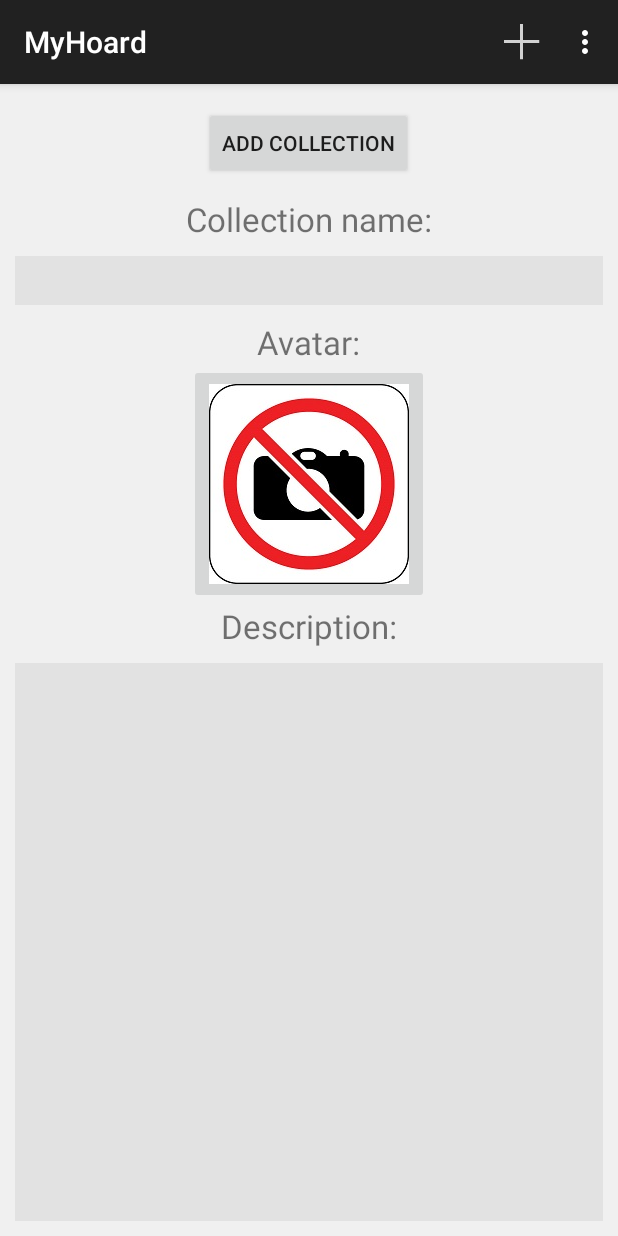
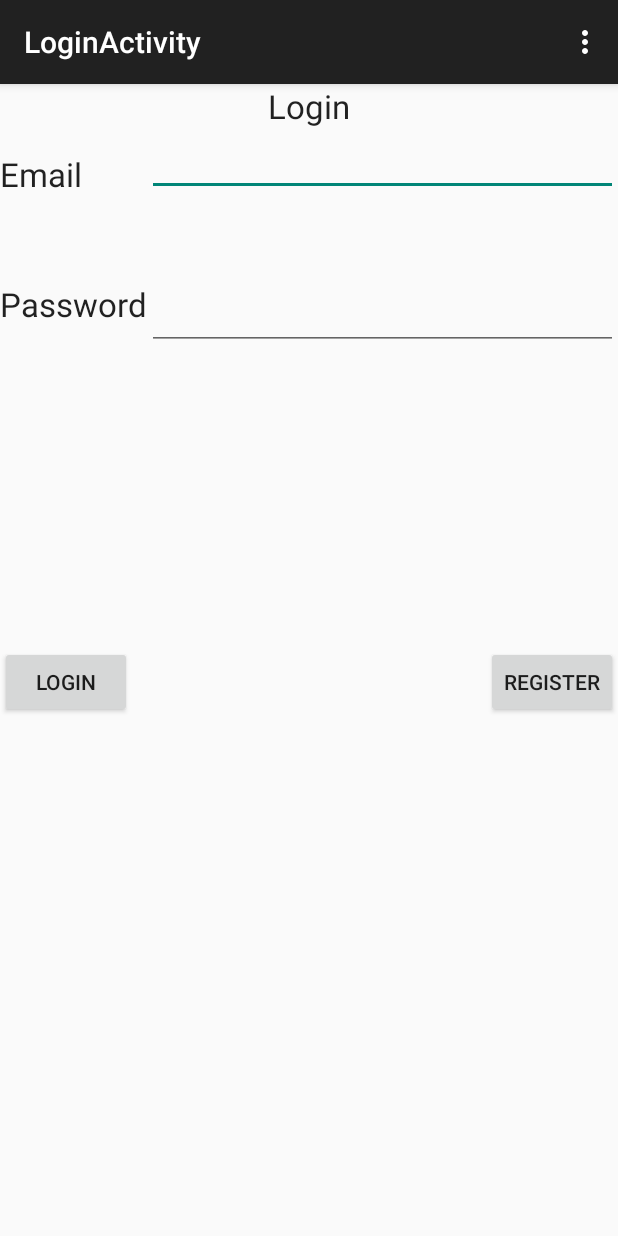
Before and after one commit to blstream/myHoard_Android, an Android app: the screen it shows after launch (MainActivity before the commit, LoginActivity after it), after a tap on "New Collection", on a phone screen of 412 x 824 dp. Run offline under Robolectric (Android 15) with nearby library versions, the phone set to English and light mode, and no system bars.

Commit message:
[ADD] Login and Registration activity
[ADD] Login and Registration activity

```diff
--- /dev/null
+++ b/app/src/main/java/com/myhoard/app/LoginActivity.java
@@ -0,0 +1,69 @@
+package com.myhoard.app;
+
+import android.content.Intent;
+import android.support.v7.app.ActionBarActivity;
+import android.os.Bundle;
+import android.view.Menu;
+import android.view.MenuItem;
+import android.view.View;
+import android.widget.Button;
+import android.widget.EditText;
+
+public class LoginActivity extends ActionBarActivity {
+
+    private EditText email;
+    private EditText password;
+    private Button login_button;
+    private Button register_button;
+
+    @Override
+    protected void onCreate(Bundle savedInstanceState) {
+        super.onCreate(savedInstanceState);
+        setContentView(R.layout.activity_login);
+
+
+        email = (EditText)findViewById(R.id.login_email);
+        password = (EditText)findViewById(R.id.login_password);
+        login_button = (Button)findViewById(R.id.button_login);
+        register_button = (Button)findViewById(R.id.button_register);
+
+
+
+        register_button.setOnClickListener(new View.OnClickListener() {
+            @Override
+            public void onClick(View view) {
+                Intent intent = new Intent(LoginActivity.this,RegisterActivity.class);
+                startActivity(intent);
+            }
+        });
+
+    }
+
+
+    @Override
+    public boolean onCreateOptionsMenu(Menu menu) {
+
+        // Inflate the menu; this adds items to the action bar if it is present.
+        getMenuInflater().inflate(R.menu.login, menu);
+        return true;
+    }
+
+    @Override
+    public boolean onOptionsItemSelected(MenuItem item) {
+        // Handle action bar item clicks here. The action bar will
+        // automatically handle clicks on the Home/Up button, so long
+        // as you specify a parent activity in AndroidManifest.xml.
+        int id = item.getItemId();
+        if (id == R.id.action_settings) {
+            return true;
+        }
+        return super.onOptionsItemSelected(item);
+    }
+/*
+    @Override
+    protected void onSaveInstanceState(Bundle outState) {
+        super.onSaveInstanceState(outState);
+        String tmp_email = email.getText().toString();
+        outState.putString("email",tmp_email);
+    }*/
+}
--- a/app/src/main/java/com/myhoard/app/MainActivity.java
+++ b/app/src/main/java/com/myhoard/app/MainActivity.java
@@ -15,6 +15,7 @@
 
 package com.myhoard.app;
 
+import android.content.Intent;
 import android.os.Bundle;
 import android.support.v4.app.Fragment;
 import android.support.v4.app.FragmentManager;
@@ -24,6 +25,7 @@ import android.view.Menu;
 import android.view.MenuItem;
 import android.view.View;
 import android.view.WindowManager;
+import android.widget.Toast;
 
 import com.myhoard.app.fragments.CollectionFragment;
 import com.myhoard.app.fragments.CollectionsListFragment;
@@ -33,7 +35,8 @@ import java.util.List;
 
 public class MainActivity extends ActionBarActivity implements OnFragmentClickListener {
     private static final int DELETE_ID = Menu.FIRST + 1;
-    private static final int EDIT_ID = Menu.FIRST + 2;
+   private static final int EDIT_ID = Menu.FIRST + 2;
+    private static final int LOGIN_ID= Menu.FIRST + 3;
 
     @Override
     protected void onCreate(Bundle savedInstanceState) {
@@ -81,9 +84,16 @@ public class MainActivity extends ActionBarActivity implements OnFragmentClickLi
                         .addToBackStack("NewCollection")
                         .commit();
                 }
-                return true;
-            default:
-                return super.onOptionsItemSelected(item);
+
+            case R.id.action_login:
+                Intent intent = new Intent(MainActivity.this,LoginActivity.class);
+                startActivity(intent);
+
+
+
+        return true;
+        default:
+        return super.onOptionsItemSelected(item);
         }
 
     }
@@ -94,6 +104,7 @@ public class MainActivity extends ActionBarActivity implements OnFragmentClickLi
         super.onCreateContextMenu(menu, v, menuInfo);
         menu.add(0, EDIT_ID, 0, R.string.menu_edit);
         menu.add(0, DELETE_ID, 1, R.string.menu_delete);
+        menu.add(0,LOGIN_ID,1,"Login");
     }
 
     @Override
@@ -105,6 +116,8 @@ public class MainActivity extends ActionBarActivity implements OnFragmentClickLi
             case EDIT_ID:
                 //TODO: Edit collection
                 return true;
+
+
         }
         return super.onContextItemSelected(item);
     }
--- /dev/null
+++ b/app/src/main/res/layout/activity_login.xml
@@ -0,0 +1,78 @@
+<LinearLayout
+    android:orientation="vertical"
+    android:layout_width="fill_parent"
+    android:layout_height="fill_parent"
+    xmlns:android="http://schemas.android.com/apk/res/android">
+
+    <TextView
+        android:layout_width="wrap_content"
+        android:layout_height="wrap_content"
+        android:textAppearance="?android:attr/textAppearanceLarge"
+        android:text="@string/Login"
+        android:id="@+id/textView"
+        android:layout_gravity="center_horizontal" />
+
+    <RelativeLayout
+        android:layout_width="match_parent"
+        android:layout_height="match_parent">
+
+        <EditText
+            android:layout_width="wrap_content"
+            android:layout_height="wrap_content"
+            android:id="@+id/login_email"
+            android:layout_alignParentRight="true"
+            android:layout_alignParentEnd="true"
+            android:layout_toRightOf="@+id/textView3" />
+
+        <TextView
+            android:layout_width="wrap_content"
+            android:layout_height="wrap_content"
+            android:textAppearance="?android:attr/textAppearanceLarge"
+            android:text="@string/Email"
+            android:id="@+id/textView2"
+            android:layout_alignBottom="@+id/login_email"
+            android:layout_alignParentLeft="true"
+            android:layout_alignParentStart="true" />
+
+        <TextView
+            android:layout_width="wrap_content"
+            android:layout_height="wrap_content"
+            android:textAppearance="?android:attr/textAppearanceLarge"
+            android:text="@string/Password"
+            android:id="@+id/textView3"
+            android:layout_below="@+id/textView2"
+            android:layout_alignParentLeft="true"
+            android:layout_alignParentStart="true"
+            android:layout_marginTop="57dp" />
+
+        <EditText
+            android:layout_width="wrap_content"
+            android:layout_height="wrap_content"
+            android:inputType="textPassword"
+            android:ems="10"
+            android:id="@+id/login_password"
+            android:layout_alignTop="@+id/textView3"
+            android:layout_alignParentRight="true"
+            android:layout_alignParentEnd="true"
+            android:layout_toRightOf="@+id/textView3" />
+
+        <Button
+            android:layout_width="wrap_content"
+            android:layout_height="wrap_content"
+            android:text="@string/Login"
+            android:id="@+id/button_login"
+            android:layout_centerVertical="true"
+            android:layout_alignParentLeft="true"
+            android:layout_alignParentStart="true" />
+
+        <Button
+            android:layout_width="wrap_content"
+            android:layout_height="wrap_content"
+            android:text="@string/Register"
+            android:id="@+id/button_register"
+            android:layout_alignTop="@+id/button_login"
+            android:layout_alignParentRight="true"
+            android:layout_alignParentEnd="true" />
+    </RelativeLayout>
+
+</LinearLayout>
--- /dev/null
+++ b/app/src/main/res/menu/login.xml
@@ -0,0 +1,10 @@
+<menu xmlns:android="http://schemas.android.com/apk/res/android"
+    xmlns:app="http://schemas.android.com/apk/res-auto"
+    xmlns:tools="http://schemas.android.com/tools"
+    tools:context="com.myhoard.app.LoginActivity" >
+
+    <item android:id="@+id/action_settings"
+        android:title="@string/action_settings"
+        android:orderInCategory="100"
+        app:showAsAction="never" />
+</menu>
--- a/app/src/main/res/menu/main.xml
+++ b/app/src/main/res/menu/main.xml
@@ -14,4 +14,13 @@
         android:icon="@drawable/ic_action_new"
         android:orderInCategory="50"
         app:showAsAction="ifRoom|withText" />
+    <item
+        android:id="@+id/action_login"
+        android:title="Login"
+        android:icon="@drawable/ic_action_phone"
+        android:orderInCategory="10"
+        app:showAsAction="ifRoom|withText" />
+
+
+
 </menu>
--- a/app/src/main/res/values/strings.xml
+++ b/app/src/main/res/values/strings.xml
@@ -13,5 +13,14 @@
     <string name="required_name_collection">Required collection name</string>
     <string name="menu_delete">Delete</string>
     <string name="menu_edit">Edit</string>
-
+    <string name="title_activity_login">LoginActivity</string>
+    <string name="Login">Login</string>
+    <string name="Email">Email</string>
+    <string name="Password">Password</string>
+    <string name="Register">Register</string>
+    <string name="title_activity_register">RegisterActivity</string>
+    <string name="Registration_form">Registration form</string>
+    <string name="terms_of_use">terms of use</string>
+    <string name="Accept_of_terms">I read and accept terms of use</string>
+    <string name="blabla">blablablablablablablablablablablablablablablablablablablablablablablablablablablablablablablablablablablablablablablablablablablablablablablablablablabla</string>
 </resources>
```
Also changed, not shown: app/src/main/AndroidManifest.xml (+13 -5 lines), app/src/main/java/com/myhoard/app/RegisterActivity.java (added, +63 -0 lines), app/src/main/java/com/myhoard/app/fragments/TermsFragment.java (added, +31 -0 lines), app/src/main/res/layout/activity_register.xml (added, +62 -0 lines), app/src/main/res/layout/terms_fragment_activity.xml (added, +12 -0 lines), app/src/main/res/menu/register.xml (added, +10 -0 lines), app/src/main/res/drawable-hdpi/ic_action_phone.png (added), app/src/main/res/drawable-mdpi/ic_action_phone.png (added), app/src/main/res/drawable-xhdpi/ic_action_phone.png (added), app/src/main/res/drawable-xxhdpi/ic_action_phone.png (added), gradle/gradle/wrapper/gradle-wrapper.properties (added), 3 other files.
